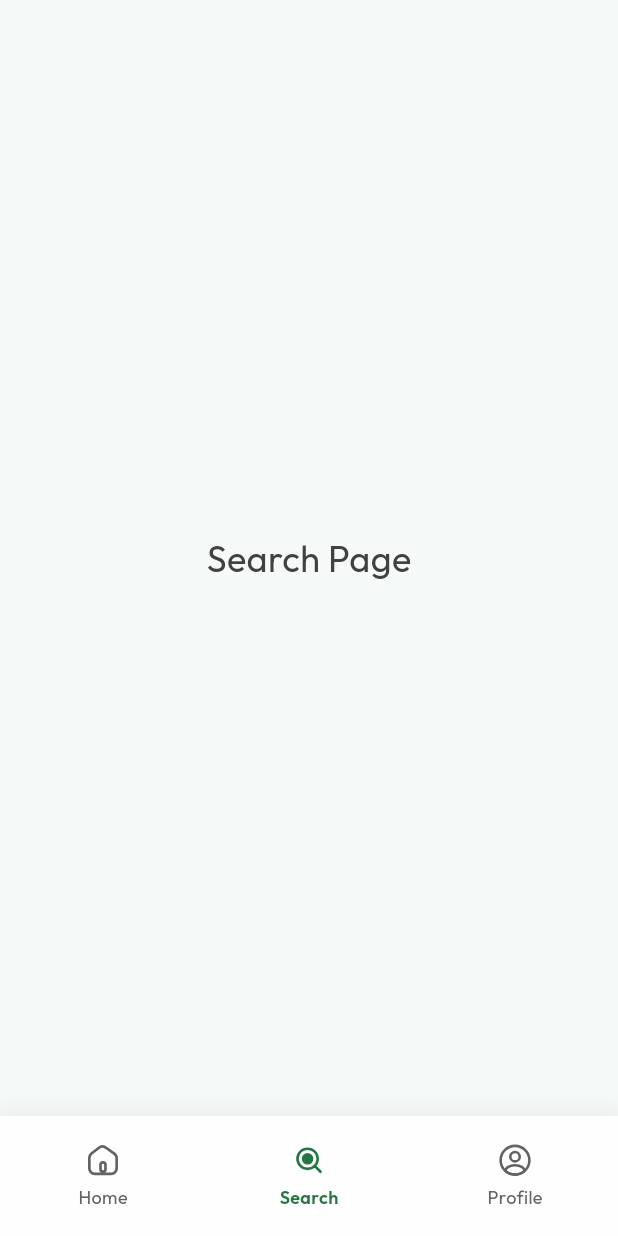
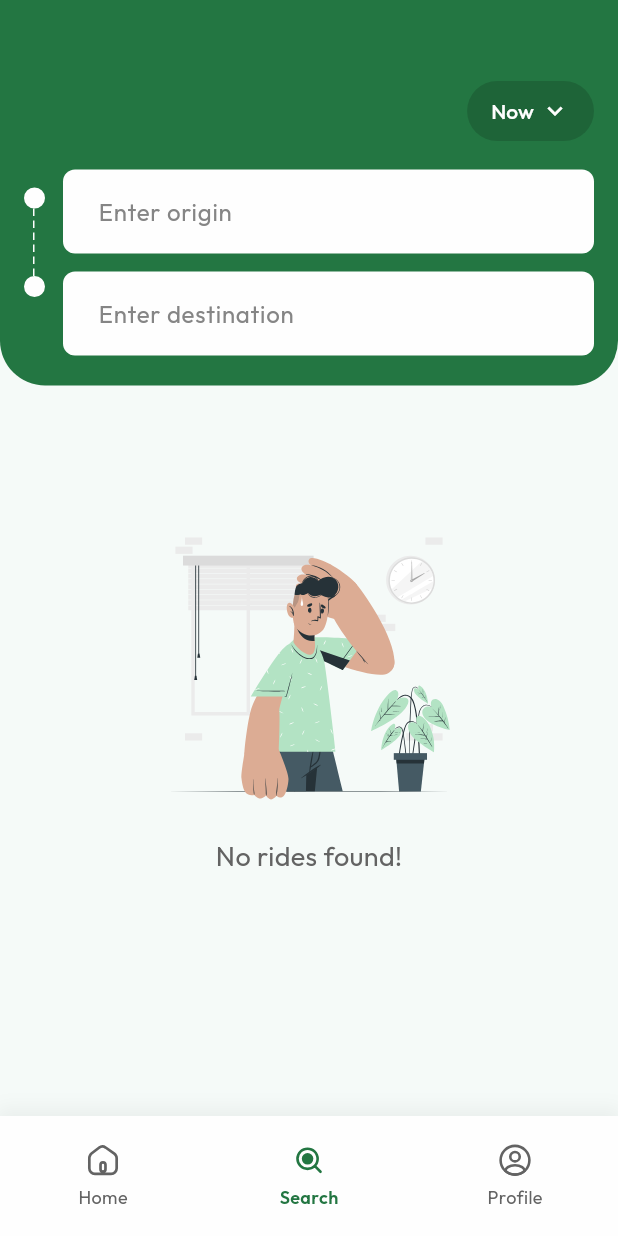
Before and after one commit to im-nilesh/cab_booking, a Flutter app: the UserNavigation screen opened directly, item 2 of the bottom bar chosen, on a phone screen of 412 x 824 dp. Run offline on Flutter 3.47's test engine with Material 3 defaults, Android fonts, the light colour scheme and no system bars; our stand-ins replace camera, cloud_firestore, country_picker, file_picker, firebase_auth, firebase_core and 6 more; accounts and stored records are empty.

Commit message:
User search UI Created

```diff
--- a/cab_booking_user/lib/Widgets/textfield/custom_text_field.dart
+++ b/cab_booking_user/lib/Widgets/textfield/custom_text_field.dart
@@ -6,12 +6,14 @@ class CustomTextField extends StatelessWidget {
   final TextEditingController controller;
   final String hintText;
   final TextInputType keyboardType;
+  final FocusNode? focusNode; // 👈 add this
 
   const CustomTextField({
     Key? key,
     required this.controller,
     required this.hintText,
     this.keyboardType = TextInputType.text,
+    this.focusNode, // 👈 add this
   }) : super(key: key);
 
   @override
@@ -19,6 +21,7 @@ class CustomTextField extends StatelessWidget {
     return TextField(
       controller: controller,
       keyboardType: keyboardType,
+      focusNode: focusNode, // 👈 use it here
       decoration: InputDecoration(
         hintText: '  $hintText',
         hintStyle: GoogleFonts.outfit(color: hintColor),
--- /dev/null
+++ b/cab_booking_user/lib/components/users/search components/dased_line_vertical_painter.dart
@@ -0,0 +1,32 @@
+import 'package:flutter/material.dart';
+import 'package:cab_booking_user/utils/constants.dart';
+
+class DashedLineVerticalPainter extends StatelessWidget {
+  const DashedLineVerticalPainter({super.key});
+
+  @override
+  Widget build(BuildContext context) {
+    return SizedBox(
+      width: 1,
+      child: CustomPaint(painter: _DashedLinePainter()),
+    );
+  }
+}
+
+class _DashedLinePainter extends CustomPainter {
+  @override
+  void paint(Canvas canvas, Size size) {
+    double dashHeight = 5, dashSpace = 3, startY = 0;
+    final paint =
+        Paint()
+          ..color = whiteColor
+          ..strokeWidth = 1;
+    while (startY < size.height) {
+      canvas.drawLine(Offset(0, startY), Offset(0, startY + dashHeight), paint);
+      startY += dashHeight + dashSpace;
+    }
+  }
+
+  @override
+  bool shouldRepaint(CustomPainter oldDelegate) => false;
+}
--- /dev/null
+++ b/cab_booking_user/lib/components/users/search components/location_connector.dart
@@ -0,0 +1,52 @@
+import 'package:cab_booking_user/components/users/search%20components/dased_line_vertical_painter.dart';
+import 'package:flutter/material.dart';
+import 'package:cab_booking_user/utils/constants.dart';
+
+class LocationConnector extends StatelessWidget {
+  final bool isOriginFocused;
+  final bool isDestinationFocused;
+
+  const LocationConnector({
+    super.key,
+    required this.isOriginFocused,
+    required this.isDestinationFocused,
+  });
+
+  @override
+  Widget build(BuildContext context) {
+    return Padding(
+      padding: const EdgeInsets.only(right: 12.0, top: 12, bottom: 12),
+      child: Column(
+        children: [
+          _buildCircle(isOriginFocused),
+          const SizedBox(height: 45, child: DashedLineVerticalPainter()),
+          _buildSquare(isDestinationFocused),
+        ],
+      ),
+    );
+  }
+
+  Widget _buildCircle(bool isActive) {
+    return Container(
+      width: 14,
+      height: 14,
+      decoration: BoxDecoration(
+        shape: BoxShape.circle,
+        color: isActive ? greencolor : whiteColor, // FULL fill
+        border: Border.all(color: whiteColor, width: 2),
+      ),
+    );
+  }
+
+  Widget _buildSquare(bool isActive) {
+    return Container(
+      width: 14,
+      height: 14,
+      decoration: BoxDecoration(
+        shape: BoxShape.circle,
+        color: isActive ? greencolor : whiteColor, // FULL fill
+        border: Border.all(color: whiteColor, width: 2),
+      ),
+    );
+  }
+}
--- /dev/null
+++ b/cab_booking_user/lib/components/users/search components/no_rides_found.dart
@@ -0,0 +1,22 @@
+import 'package:flutter/material.dart';
+import 'package:cab_booking_user/utils/constants.dart';
+import 'package:flutter_svg/svg.dart';
+
+class NoRidesFound extends StatelessWidget {
+  const NoRidesFound({super.key});
+
+  @override
+  Widget build(BuildContext context) {
+    return Column(
+      mainAxisAlignment: MainAxisAlignment.center,
+      children: [
+        SvgPicture.asset('assets/images/svg/Sorry.svg', height: 200),
+        const SizedBox(height: 20),
+        const Text(
+          'No rides found!',
+          style: TextStyle(fontSize: 18, color: grayColor2),
+        ),
+      ],
+    );
+  }
+}
--- /dev/null
+++ b/cab_booking_user/lib/components/users/search components/now_chip.dart
@@ -0,0 +1,86 @@
+import 'package:flutter/material.dart';
+import 'package:cab_booking_user/utils/constants.dart';
+
+class NowButton extends StatelessWidget {
+  const NowButton({super.key});
+
+  Future<void> _pickDateTime(BuildContext context) async {
+    // Step 1: pick date
+    final DateTime? pickedDate = await showDatePicker(
+      context: context,
+      initialDate: DateTime.now(),
+      firstDate: DateTime.now(),
+      lastDate: DateTime(2100),
+      builder: (context, child) {
+        return Theme(
+          data: Theme.of(context).copyWith(
+            colorScheme: const ColorScheme.light(
+              primary: greencolor, // header + confirm btn
+              onPrimary: whiteColor, // text on header
+              onSurface: Colors.black, // body text
+            ),
+            textButtonTheme: TextButtonThemeData(
+              style: TextButton.styleFrom(foregroundColor: greencolor),
+            ),
+          ),
+          child: child!,
+        );
+      },
+    );
+
+    if (pickedDate == null) return;
+
+    // Step 2: pick time
+    final TimeOfDay? pickedTime = await showTimePicker(
+      context: context,
+      initialTime: TimeOfDay.now(),
+      builder: (context, child) {
+        return Theme(
+          data: Theme.of(context).copyWith(
+            timePickerTheme: const TimePickerThemeData(
+              dialHandColor: greencolor,
+              hourMinuteTextColor: greencolor,
+              dayPeriodColor: greencolor,
+            ),
+          ),
+          child: child!,
+        );
+      },
+    );
+
+    if (pickedTime == null) return;
+
+    // Step 3: combine into DateTime
+    final selectedDateTime = DateTime(
+      pickedDate.year,
+      pickedDate.month,
+      pickedDate.day,
+      pickedTime.hour,
+      pickedTime.minute,
+    );
+
+    debugPrint("Selected DateTime: $selectedDateTime");
+    // TODO: pass to state/provider if needed
+  }
+
+  @override
+  Widget build(BuildContext context) {
+    return ElevatedButton(
+      style: ElevatedButton.styleFrom(
+        backgroundColor: Colors.black.withOpacity(0.15),
+        shape: RoundedRectangleBorder(borderRadius: BorderRadius.circular(20)),
+        padding: const EdgeInsets.symmetric(horizontal: 16, vertical: 8),
+        elevation: 0,
+      ),
+      onPressed: () => _pickDateTime(context),
+      child: const Row(
+        mainAxisSize: MainAxisSize.min,
+        children: [
+          Text('Now', style: TextStyle(color: whiteColor, fontSize: 14)),
+          SizedBox(width: 4),
+          Icon(Icons.keyboard_arrow_down, color: whiteColor, size: 20),
+        ],
+      ),
+    );
+  }
+}
--- /dev/null
+++ b/cab_booking_user/lib/components/users/search components/top_search_container.dart
@@ -0,0 +1,69 @@
+import 'package:cab_booking_user/components/users/search%20components/now_chip.dart';
+import 'package:flutter/material.dart';
+import 'package:cab_booking_user/utils/constants.dart';
+import 'package:cab_booking_user/Widgets/textfield/custom_text_field.dart';
+import 'location_connector.dart';
+
+class TopSearchContainer extends StatelessWidget {
+  final TextEditingController originController;
+  final TextEditingController destinationController;
+  final FocusNode originFocus;
+  final FocusNode destinationFocus;
+
+  const TopSearchContainer({
+    super.key,
+    required this.originController,
+    required this.destinationController,
+    required this.originFocus,
+    required this.destinationFocus,
+  });
+
+  @override
+  Widget build(BuildContext context) {
+    return Container(
+      padding: const EdgeInsets.fromLTRB(16, 50, 16, 20),
+      decoration: const BoxDecoration(
+        color: greencolor,
+        borderRadius: BorderRadius.only(
+          bottomLeft: Radius.circular(30),
+          bottomRight: Radius.circular(30),
+        ),
+      ),
+      child: Column(
+        children: [
+          Align(
+            alignment: Alignment.topRight,
+            child: Container(child: NowButton()),
+          ),
+          const SizedBox(height: 15),
+          Row(
+            crossAxisAlignment: CrossAxisAlignment.start,
+            children: [
+              LocationConnector(
+                isOriginFocused: originFocus.hasFocus,
+                isDestinationFocused: destinationFocus.hasFocus,
+              ),
+              Expanded(
+                child: Column(
+                  children: [
+                    CustomTextField(
+                      controller: originController,
+                      hintText: 'Enter origin',
+                      focusNode: originFocus,
+                    ),
+                    const SizedBox(height: 12),
+                    CustomTextField(
+                      controller: destinationController,
+                      hintText: 'Enter destination',
+                      focusNode: destinationFocus,
+                    ),
+                  ],
+                ),
+              ),
+            ],
+          ),
+        ],
+      ),
+    );
+  }
+}
--- a/cab_booking_user/lib/navigations/user_navigations.dart
+++ b/cab_booking_user/lib/navigations/user_navigations.dart
@@ -17,10 +17,11 @@ class UserNavigation extends StatefulWidget {
 class _UserNavigationState extends State<UserNavigation> {
   int _selectedIndex = 0;
 
-  static const List<Widget> _widgetOptions = <Widget>[
-    HomePage(),
-    SearchPage(),
-    ProfilePage(),
+  // ✅ Make the list non-static, final, and remove const for SearchPage
+  late final List<Widget> _widgetOptions = <Widget>[
+    const HomePage(),
+    SearchPage(), // ConsumerStatefulWidget → cannot be const
+    const ProfilePage(),
   ];
 
   void _onItemTapped(int index) {
@@ -32,7 +33,7 @@ class _UserNavigationState extends State<UserNavigation> {
   @override
   Widget build(BuildContext context) {
     return Scaffold(
-      body: Center(child: _widgetOptions.elementAt(_selectedIndex)),
+      body: _widgetOptions[_selectedIndex],
       bottomNavigationBar: Container(
         height: 80,
         decoration: BoxDecoration(
--- a/cab_booking_user/lib/screens/flowscreen/users/user_searchpage.dart
+++ b/cab_booking_user/lib/screens/flowscreen/users/user_searchpage.dart
@@ -1,16 +1,94 @@
-// lib/user_pages/search_page.dart
+import 'package:cab_booking_user/providers/locations_provider.dart';
+import 'package:flutter/material.dart';
+import 'package:flutter_riverpod/flutter_riverpod.dart';
+import 'package:cab_booking_user/components/users/search%20components/no_rides_found.dart';
+import 'package:cab_booking_user/components/users/search%20components/top_search_container.dart';
 import 'package:cab_booking_user/utils/constants.dart';
-import 'package:flutter/material.dart';
 
-class SearchPage extends StatelessWidget {
+class SearchPage extends ConsumerStatefulWidget {
   const SearchPage({super.key});
 
   @override
+  ConsumerState<SearchPage> createState() => _SearchPageState();
+}
+
+class _SearchPageState extends ConsumerState<SearchPage> {
+  final TextEditingController _originController = TextEditingController();
+  final TextEditingController _destinationController = TextEditingController();
+  final FocusNode _originFocus = FocusNode();
+  final FocusNode _destinationFocus = FocusNode();
+
+  @override
+  void initState() {
+    super.initState();
+    _originFocus.addListener(() => setState(() {}));
+    _destinationFocus.addListener(() => setState(() {}));
+  }
+
+  @override
+  void dispose() {
+    _originController.dispose();
+    _destinationController.dispose();
+    _originFocus.dispose();
+    _destinationFocus.dispose();
+    super.dispose();
+  }
+
+  @override
   Widget build(BuildContext context) {
-    return const Center(
-      child: Text(
-        'Search Page',
-        style: TextStyle(fontSize: 24, color: blackColor),
+    final query = _originController.text;
+    final locationAsync = ref.watch(locationSearchProvider(query));
+
+    return Scaffold(
+      backgroundColor: backgroundColor,
+      body: Column(
+        children: [
+          TopSearchContainer(
+            originController: _originController,
+            destinationController: _destinationController,
+            originFocus: _originFocus,
+            destinationFocus: _destinationFocus,
+          ),
+          // Show suggestions only if origin field is focused and has text
+          if (_originFocus.hasFocus && query.isNotEmpty)
+            locationAsync.when(
+              data: (locations) {
+                if (locations.isEmpty) {
+                  return const Padding(
+                    padding: EdgeInsets.all(8.0),
+                    child: Text('No locations found'),
+                  );
+                }
+                return ListView.builder(
+                  shrinkWrap: true,
+                  itemCount: locations.length,
+                  itemBuilder: (context, index) {
+                    final location = locations[index];
+                    return ListTile(
+                      title: Text(location),
+                      onTap: () {
+                        _originController.text = location;
+                        _originFocus.unfocus();
+                      },
+                    );
+                  },
+                );
+              },
+              loading:
+                  () => const Padding(
+                    padding: EdgeInsets.all(8.0),
+                    child: CircularProgressIndicator(),
+                  ),
+              error:
+                  (e, _) => Padding(
+                    padding: const EdgeInsets.all(8.0),
+                    child: Text('Error fetching locations: $e'),
+                  ),
+            ),
+          const Spacer(),
+          const NoRidesFound(),
+          const Spacer(flex: 2),
+        ],
       ),
     );
   }
```
Also changed, not shown: cab_booking_user/lib/providers/locations_provider.dart (added, +19 -0 lines), cab_booking_user/assets/images/svg/Sorry.svg (added), 1 other file.
